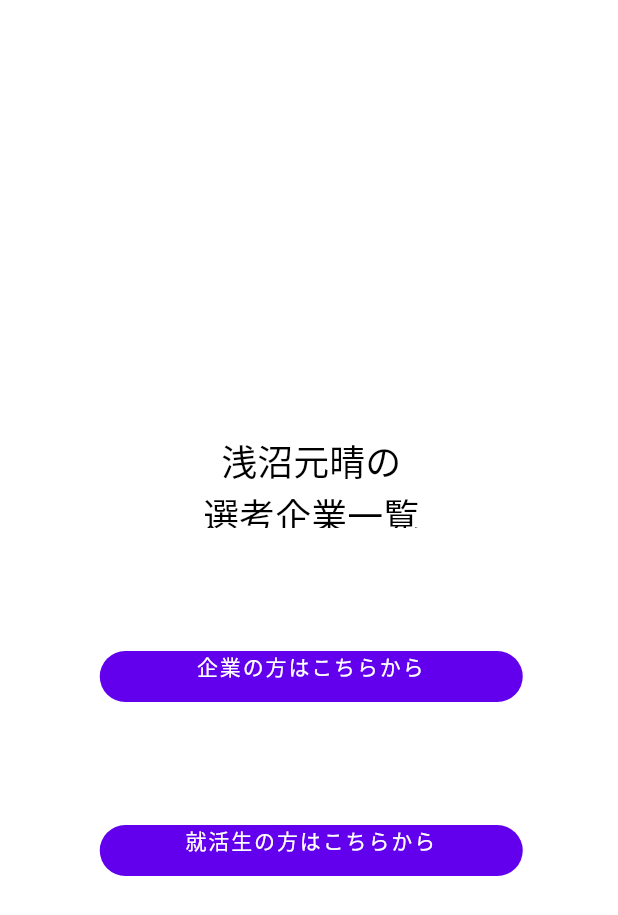
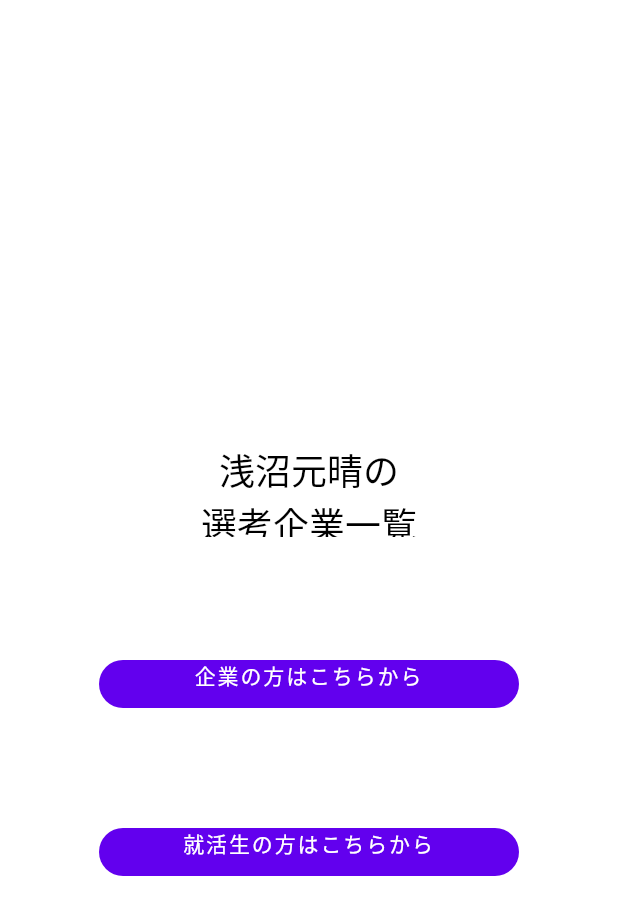
Before and after one commit to momomomo111/job_hanting_app, a Flutter app: the screen it shows after launch, on a phone screen of 412 x 824 dp. Shown: the top 915 px of the screen. Run offline on Flutter 3.47's test engine with Material 2 defaults, Android fonts, the phone set to English and light mode, and no system bars.

Commit message:
[clean] Move the title screen to another file.
タイトル画面を他のファイルに移動

```diff
--- a/lib/main.dart
+++ b/lib/main.dart
@@ -1,140 +1,6 @@
 import 'package:flutter/material.dart';
+import 'package:job_hanting_app/view/title_screen.dart';
 
 void main() {
-  runApp(const MyApp());
+  runApp(TitleScreen());
 }
-
-class MyApp extends StatelessWidget {
-  const MyApp({Key? key}) : super(key: key);
-
-  @override
-  Widget build(BuildContext context) {
-    return MaterialApp(
-      title: 'Flutter Demo',
-      theme: ThemeData(
-        primarySwatch: Colors.blue,
-      ),
-      home: SizedBox(
-        width: 360,
-        height: 700,
-        child: Material(
-          color: Colors.white,
-          child: Padding(
-            padding: const EdgeInsets.only(left: 40, right: 37, top: 165, bottom: 240, ),
-            child: Column(
-              mainAxisSize: MainAxisSize.min,
-              mainAxisAlignment: MainAxisAlignment.end,
-              crossAxisAlignment: CrossAxisAlignment.center,
-              children:[
-                const SizedBox(
-                  width: 255,
-                  height: 63,
-                  child: Text(
-                    "浅沼元晴の\n選考企業一覧",
-                    textAlign: TextAlign.center,
-                    style: TextStyle(
-                      color: Colors.black,
-                      fontSize: 24,
-                    ),
-                  ),
-                ),
-                const SizedBox(height: 82),
-                SizedBox(
-                  width: 282,
-                  height: 34,
-                  child: Material(
-                    color: const Color(0xff6200ee),
-                    borderRadius: BorderRadius.circular(20),
-                    child: Padding(
-                      padding: const EdgeInsets.only(left: 8, right: 6, ),
-                      child: Row(
-                        mainAxisSize: MainAxisSize.min,
-                        mainAxisAlignment: MainAxisAlignment.start,
-                        crossAxisAlignment: CrossAxisAlignment.start,
-                        children:[
-                          Expanded(
-                            child: Padding(
-                              padding: const EdgeInsets.only(left: 6, right: 8, ),
-                              child: Row(
-                                mainAxisSize: MainAxisSize.max,
-                                mainAxisAlignment: MainAxisAlignment.start,
-                                crossAxisAlignment: CrossAxisAlignment.start,
-                                children:const [
-                                  Expanded(
-                                    child: SizedBox(
-                                      child: Text(
-                                        "企業の方はこちらから",
-                                        textAlign: TextAlign.center,
-                                        style: TextStyle(
-                                          color: Colors.white,
-                                          fontSize: 14,
-                                          fontFamily: "Roboto",
-                                          fontWeight: FontWeight.w500,
-                                          letterSpacing: 1.25,
-                                        ),
-                                      ),
-                                    ),
-                                  ),
-                                ],
-                              ),
-                            ),
-                          ),
-                        ],
-                      ),
-                    ),
-                  ),
-                ),
-                const SizedBox(height: 82),
-                SizedBox(
-                  width: 282,
-                  height: 34,
-                  child: Material(
-                    color: const Color(0xff6200ee),
-                    borderRadius: BorderRadius.circular(20),
-                    child: Padding(
-                      padding: const EdgeInsets.only(left: 8, right: 6, ),
-                      child: Row(
-                        mainAxisSize: MainAxisSize.min,
-                        mainAxisAlignment: MainAxisAlignment.start,
-                        crossAxisAlignment: CrossAxisAlignment.start,
-                        children:[
-                          Expanded(
-                            child: Padding(
-                              padding: const EdgeInsets.only(left: 6, right: 8, ),
-                              child: Row(
-                                mainAxisSize: MainAxisSize.max,
-                                mainAxisAlignment: MainAxisAlignment.start,
-                                crossAxisAlignment: CrossAxisAlignment.start,
-                                children:const [
-                                  Expanded(
-                                    child: SizedBox(
-                                      child: Text(
-                                        "就活生の方はこちらから",
-                                        textAlign: TextAlign.center,
-                                        style: TextStyle(
-                                          color: Colors.white,
-                                          fontSize: 14,
-                                          fontFamily: "Roboto",
-                                          fontWeight: FontWeight.w500,
-                                          letterSpacing: 1.25,
-                                        ),
-                                      ),
-                                    ),
-                                  ),
-                                ],
-                              ),
-                            ),
-                          ),
-                        ],
-                      ),
-                    ),
-                  ),
-                ),
-              ],
-            ),
-          ),
-        ),
-      ),
-    );
-  }
-}
--- /dev/null
+++ b/lib/view/title_screen.dart
@@ -0,0 +1,151 @@
+import 'package:flutter/material.dart';
+
+class TitleScreen extends StatelessWidget {
+  @override
+  Widget build(BuildContext context) {
+    return MaterialApp(
+      title: 'Title Screen',
+      theme: ThemeData(
+        primarySwatch: Colors.blue,
+      ),
+      home: SizedBox(
+        width: 360,
+        height: 700,
+        child: Material(
+          color: Colors.white,
+          child: Padding(
+            padding: const EdgeInsets.only(
+              left: 40,
+              right: 40,
+              top: 160,
+              bottom: 240,
+            ),
+            child: Column(
+              mainAxisSize: MainAxisSize.min,
+              mainAxisAlignment: MainAxisAlignment.end,
+              crossAxisAlignment: CrossAxisAlignment.center,
+              children: [
+                const SizedBox(
+                  width: 255,
+                  height: 63,
+                  child: Text(
+                    "浅沼元晴の\n選考企業一覧",
+                    textAlign: TextAlign.center,
+                    style: TextStyle(
+                      color: Colors.black,
+                      fontSize: 24,
+                    ),
+                  ),
+                ),
+                const SizedBox(height: 82),
+                SizedBox(
+                  width: 280,
+                  height: 32,
+                  child: Material(
+                    color: const Color(0xff6200ee),
+                    borderRadius: BorderRadius.circular(20),
+                    child: Padding(
+                      padding: const EdgeInsets.only(
+                        left: 8,
+                        right: 8,
+                      ),
+                      child: Row(
+                        mainAxisSize: MainAxisSize.min,
+                        mainAxisAlignment: MainAxisAlignment.start,
+                        crossAxisAlignment: CrossAxisAlignment.start,
+                        children: [
+                          Expanded(
+                            child: Padding(
+                              padding: const EdgeInsets.only(
+                                left: 8,
+                                right: 8,
+                              ),
+                              child: Row(
+                                mainAxisSize: MainAxisSize.max,
+                                mainAxisAlignment: MainAxisAlignment.start,
+                                crossAxisAlignment: CrossAxisAlignment.start,
+                                children: const [
+                                  Expanded(
+                                    child: SizedBox(
+                                      child: Text(
+                                        "企業の方はこちらから",
+                                        textAlign: TextAlign.center,
+                                        style: TextStyle(
+                                          color: Colors.white,
+                                          fontSize: 14,
+                                          fontFamily: "Roboto",
+                                          fontWeight: FontWeight.w500,
+                                          letterSpacing: 1.25,
+                                        ),
+                                      ),
+                                    ),
+                                  ),
+                                ],
+                              ),
+                            ),
+                          ),
+                        ],
+                      ),
+                    ),
+                  ),
+                ),
+                const SizedBox(height: 80),
+                SizedBox(
+                  width: 280,
+                  height: 32,
+                  child: Material(
+                    color: const Color(0xff6200ee),
+                    borderRadius: BorderRadius.circular(20),
+                    child: Padding(
+                      padding: const EdgeInsets.only(
+                        left: 8,
+                        right: 8,
+                      ),
+                      child: Row(
+                        mainAxisSize: MainAxisSize.min,
+                        mainAxisAlignment: MainAxisAlignment.start,
+                        crossAxisAlignment: CrossAxisAlignment.start,
+                        children: [
+                          Expanded(
+                            child: Padding(
+                              padding: const EdgeInsets.only(
+                                left: 8,
+                                right: 8,
+                              ),
+                              child: Row(
+                                mainAxisSize: MainAxisSize.max,
+                                mainAxisAlignment: MainAxisAlignment.start,
+                                crossAxisAlignment: CrossAxisAlignment.start,
+                                children: const [
+                                  Expanded(
+                                    child: SizedBox(
+                                      child: Text(
+                                        "就活生の方はこちらから",
+                                        textAlign: TextAlign.center,
+                                        style: TextStyle(
+                                          color: Colors.white,
+                                          fontSize: 14,
+                                          fontFamily: "Roboto",
+                                          fontWeight: FontWeight.w500,
+                                          letterSpacing: 1.25,
+                                        ),
+                                      ),
+                                    ),
+                                  ),
+                                ],
+                              ),
+                            ),
+                          ),
+                        ],
+                      ),
+                    ),
+                  ),
+                ),
+              ],
+            ),
+          ),
+        ),
+      ),
+    );
+  }
+}
```
Also changed, not shown: 1 other file.
